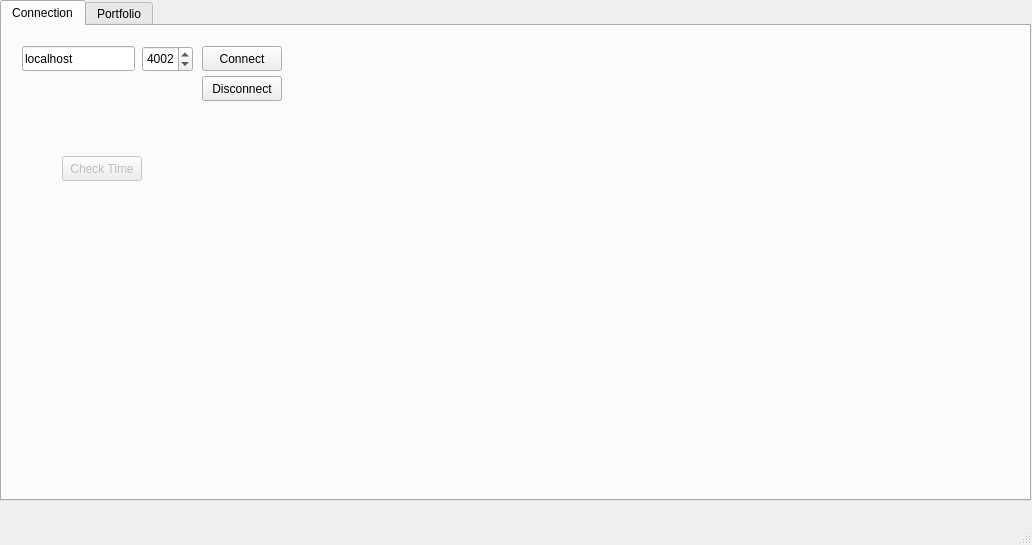
Before: the Qt Designer form src/app/mainwindow.ui in kubawoo/cutetrader, drawn with Qt 5.
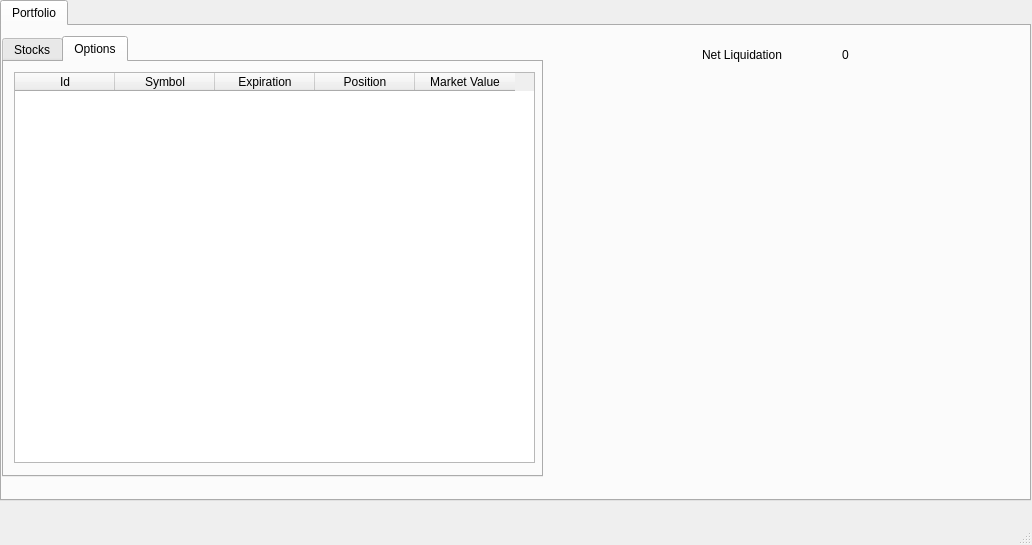
After: the same form once the commit is applied. The open tabs and pages were chosen to show the change.

Commit message: Show connect window

The edit to the form file:
```diff
--- a/src/app/mainwindow.ui
+++ b/src/app/mainwindow.ui
@@ -26,82 +26,6 @@
     <property name="currentIndex">
      <number>1</number>
     </property>
-    <widget class="QWidget" name="connectionTab">
-     <attribute name="title">
-      <string>Connection</string>
-     </attribute>
-     <widget class="QLineEdit" name="hostLineEdit">
-      <property name="geometry">
-       <rect>
-        <x>20</x>
-        <y>20</y>
-        <width>113</width>
-        <height>25</height>
-       </rect>
-      </property>
-      <property name="text">
-       <string>localhost</string>
-      </property>
-     </widget>
-     <widget class="QPushButton" name="connectPushButton">
-      <property name="geometry">
-       <rect>
-        <x>200</x>
-        <y>20</y>
-        <width>80</width>
-        <height>25</height>
-       </rect>
-      </property>
-      <property name="text">
-       <string>Connect</string>
-      </property>
-     </widget>
-     <widget class="QPushButton" name="disconnectPushButton">
-      <property name="geometry">
-       <rect>
-        <x>200</x>
-        <y>50</y>
-        <width>80</width>
-        <height>25</height>
-       </rect>
-      </property>
-      <property name="text">
-       <string>Disconnect</string>
-      </property>
-     </widget>
-     <widget class="QSpinBox" name="portSpinBox">
-      <property name="geometry">
-       <rect>
-        <x>140</x>
-        <y>20</y>
-        <width>51</width>
-        <height>26</height>
-       </rect>
-      </property>
-      <property name="maximum">
-       <number>32768</number>
-      </property>
-      <property name="value">
-       <number>4002</number>
-      </property>
-     </widget>
-     <widget class="QPushButton" name="checkTimePushButton">
-      <property name="enabled">
-       <bool>false</bool>
-      </property>
-      <property name="geometry">
-       <rect>
-        <x>60</x>
-        <y>130</y>
-        <width>80</width>
-        <height>25</height>
-       </rect>
-      </property>
-      <property name="text">
-       <string>Check Time</string>
-      </property>
-     </widget>
-    </widget>
     <widget class="QWidget" name="portfolioTab">
      <attribute name="title">
       <string>Portfolio</string>
```
Left out of the diff: 2 changed lines with no effect on the pictures. The commit also changes 7 other files.
